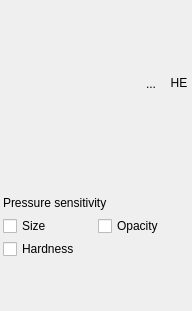
Qt form src/client/ui/erasersettings.ui (drawpile/Drawpile) before a commit.
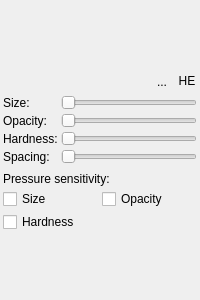
The same form after that commit. Icons and pictures are not drawn. Custom widgets are drawn as their Qt base class.

Commit message: Use standard sliders for brush settings (again)

Diff of the .ui file:
```diff
--- a/src/client/ui/erasersettings.ui
+++ b/src/client/ui/erasersettings.ui
@@ -6,14 +6,17 @@
    <rect>
     <x>0</x>
     <y>0</y>
-    <width>192</width>
-    <height>311</height>
+    <width>200</width>
+    <height>300</height>
    </rect>
   </property>
   <property name="windowTitle">
    <string>Form</string>
   </property>
   <layout class="QVBoxLayout" name="verticalLayout">
+   <property name="spacing">
+    <number>3</number>
+   </property>
    <property name="leftMargin">
     <number>3</number>
    </property>
@@ -112,82 +115,109 @@
     </layout>
    </item>
    <item>
-    <widget class="BrushSlider" name="brushsize" native="true">
-     <property name="minimumSize">
-      <size>
-       <width>0</width>
-       <height>18</height>
-      </size>
+    <layout class="QGridLayout" name="gridLayout">
+     <property name="spacing">
+      <number>3</number>
      </property>
-     <property name="toolTip">
-      <string>Radius</string>
-     </property>
-     <property name="maximum" stdset="0">
-      <number>64</number>
-     </property>
-    </widget>
+     <item row="0" column="0">
+      <widget class="QLabel" name="label">
+       <property name="text">
+        <string>Size:</string>
+       </property>
+      </widget>
+     </item>
+     <item row="0" column="1">
+      <widget class="QSlider" name="brushsize">
+       <property name="maximum">
+        <number>64</number>
+       </property>
+       <property name="orientation">
+        <enum>Qt::Horizontal</enum>
+       </property>
+      </widget>
+     </item>
+     <item row="1" column="0">
+      <widget class="QLabel" name="label_2">
+       <property name="text">
+        <string>Opacity:</string>
+       </property>
+      </widget>
+     </item>
+     <item row="1" column="1">
+      <widget class="QSlider" name="brushopacity">
+       <property name="minimum">
+        <number>1</number>
+       </property>
+       <property name="maximum">
+        <number>100</number>
+       </property>
+       <property name="orientation">
+        <enum>Qt::Horizontal</enum>
+       </property>
+      </widget>
+     </item>
+     <item row="2" column="0">
+      <widget class="QLabel" name="label_3">
+       <property name="text">
+        <string>Hardness:</string>
+       </property>
+      </widget>
+     </item>
+     <item row="2" column="1">
+      <widget class="QSlider" name="brushhardness">
+       <property name="minimum">
+        <number>1</number>
+       </property>
+       <property name="maximum">
+        <number>100</number>
+       </property>
+       <property name="orientation">
+        <enum>Qt::Horizontal</enum>
+       </property>
+      </widget>
+     </item>
+     <item row="3" column="0">
+      <widget class="QLabel" name="label_4">
+       <property name="text">
+        <string>Spacing:</string>
+       </property>
+      </widget>
+     </item>
+     <item row="3" column="1">
+      <widget class="QSlider" name="brushspacing">
+       <property name="minimum">
+        <number>1</number>
+       </property>
+       <property name="maximum">
+        <number>50</number>
+       </property>
+       <property name="orientation">
+        <enum>Qt::Horizontal</enum>
+       </property>
+      </widget>
+     </item>
+    </layout>
    </item>
    <item>
-    <widget class="BrushSlider" name="brushopacity" native="true">
-     <property name="minimumSize">
-      <size>
-       <width>0</width>
-       <height>18</height>
-      </size>
+    <spacer name="verticalSpacer">
+     <property name="orientation">
+      <enum>Qt::Vertical</enum>
      </property>
-     <property name="toolTip">
-      <string>Opacity</string>
+     <property name="sizeType">
+      <enum>QSizePolicy::Fixed</enum>
      </property>
-     <property name="minimum" stdset="0">
-      <number>1</number>
-     </property>
-     <property name="maximum" stdset="0">
-      <number>100</number>
-     </property>
-    </widget>
-   </item>
-   <item>
-    <widget class="BrushSlider" name="brushhardness" native="true">
-     <property name="minimumSize">
+     <property name="sizeHint" stdset="0">
       <size>
-       <width>0</width>
-       <height>18</height>
+       <width>20</width>
+       <height>5</height>
       </size>
      </property>
-     <property name="toolTip">
-      <string>Hardness</string>
-     </property>
-     <property name="minimum" stdset="0">
-      <number>1</number>
-     </property>
-     <property name="maximum" stdset="0">
-      <number>100</number>
-     </property>
-    </widget>
-   </item>
-   <item>
-    <widget class="BrushSlider" name="brushspacing" native="true">
-     <property name="minimumSize">
-      <size>
-       <width>0</width>
-       <height>18</height>
-      </size>
-     </property>
-     <property name="toolTip">
-      <string>Spacing</string>
-     </property>
-     <property name="minimum" stdset="0">
-      <number>1</number>
-     </property>
-     <property name="maximum" stdset="0">
-      <number>50</number>
-     </property>
-    </widget>
+    </spacer>
    </item>
    <item>
     <widget class="QLabel" name="label_5">
      <property name="text">
-      <string>Pressure sensitivity</string>
+      <string>Pressure sensitivity:</string>
      </property>
     </widget>
    </item>
@@ -253,11 +283,6 @@
    <header>widgets/brushpreview.h</header>
    <container>1</container>
   </customwidget>
-  <customwidget>
-   <class>BrushSlider</class>
-   <extends>QWidget</extends>
-   <header>widgets/brushslider.h</header>
-  </customwidget>
  </customwidgets>
  <tabstops>
   <tabstop>pressuresize</tabstop>
```
Left out of the diff: 94 changed lines with no effect on the pictures. The commit also changes 12 other files.
